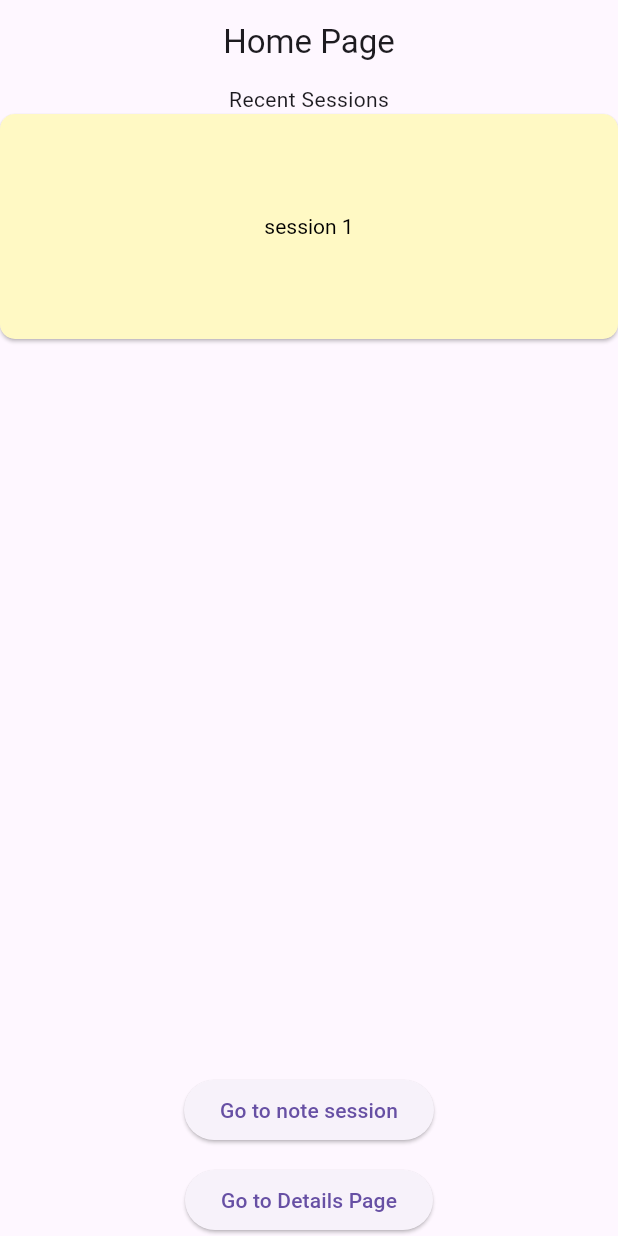
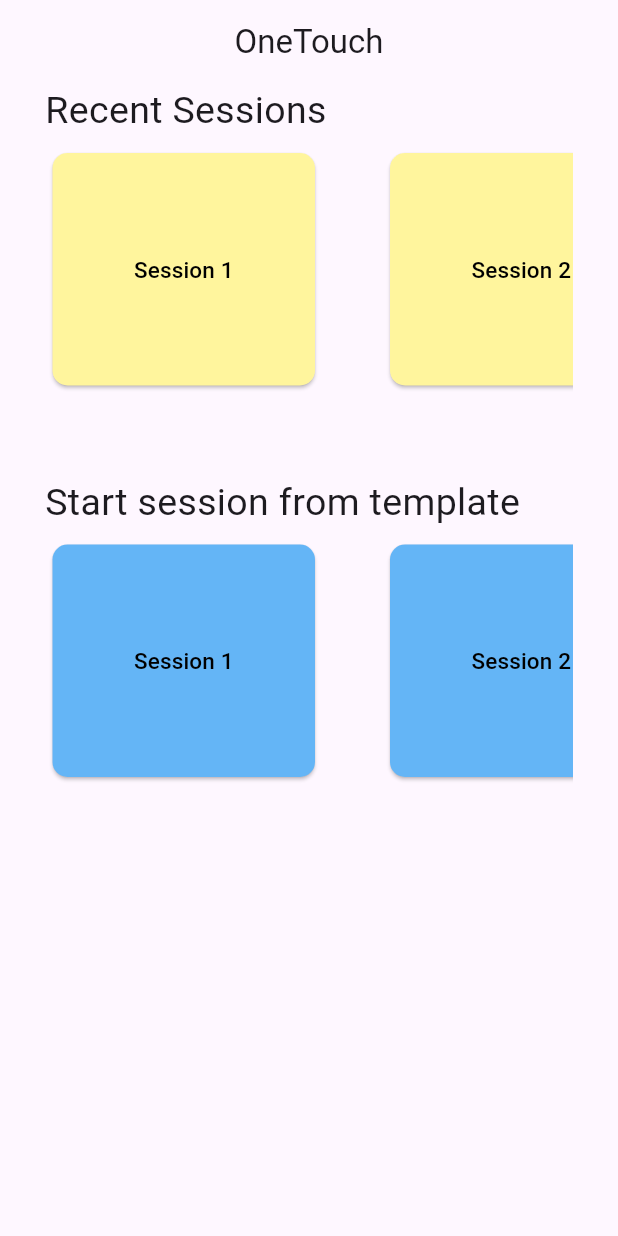
Before and after one commit to apasim-io/hands-free-notes, a Flutter app: the screen it shows after launch, on a phone screen of 412 x 824 dp. Run offline on Flutter 3.47's test engine with Material 3 defaults, Android fonts, the phone set to English and light mode, and no system bars.

Commit message:
sessions clickable from home screen

```diff
--- a/OneTouch/one_touch/lib/Pages/home_page.dart
+++ b/OneTouch/one_touch/lib/Pages/home_page.dart
@@ -2,6 +2,7 @@ import 'package:flutter/material.dart';
 import 'package:one_touch/Objects/note.dart';
 import '../Objects/template.dart';
 import 'note_session.dart';
+import 'template_create.dart';
 
 class HomePage extends StatelessWidget {
   final List<Template> templates;
@@ -12,67 +13,38 @@ class HomePage extends StatelessWidget {
   Widget build(BuildContext context) {
     return Scaffold(
       appBar: AppBar(
-        title: const Text('Home Page'),
+        title: const Text('OneTouch'),
           centerTitle: true,
         ),
-      body: Center(
-        child: Column(
-          mainAxisSize: MainAxisSize.min,
+      body: Column(
         children: [
-            Text('Recent Sessions'),
-            Expanded(
-              child: ListView(
-                children: <Widget>[
-                  ElevatedButton(
-                    onPressed: () {},
-                    style: ElevatedButton.styleFrom(
-                      backgroundColor: Colors.yellow[100],
-                      foregroundColor: Colors.black,
-                      shape: RoundedRectangleBorder(
-                        borderRadius: BorderRadius.circular(10)
+          TemplateList(
+            name: "Recent Sessions",
+            templates: templates,
+            color: (Colors.yellow[200])!,
+            listType: "session",
           ),
-                      textStyle: TextStyle(
-                        color: Colors.black,
-                      )
+          SizedBox(
+            height: 50,
           ),
-                    child: Container(
-                      height: 150,
-                      width: 150,
-                      child: Align(
-                        child: Text(
-                        'session 1',
-                        textAlign: TextAlign.center,
-                        )
-                      )
-                    ),
-                  ),
-                ]
-              ),
-            ),
-            ElevatedButton(
-              onPressed: () {
-                Navigator.push(
-                  context,
-                  MaterialPageRoute(
-                    builder: (context) => NoteSession(template: templates[0]),
-                  ),
-                );
-              },
-              child: const Text('Go to note session'),
+          TemplateList(
+            name: "Start session from template",
+            templates: templates,
+            color: (Colors.blue[300])!,
+            listType: "template",
           ),
           const SizedBox(height: 12),
-            ElevatedButton(
-              child: const Text('Go to Details Page'),
-              onPressed: () {
-                Navigator.push(
-                  context,
-                  MaterialPageRoute(builder: (context) => const DetailsPage()),
-                );
-              },
-            ),
+          // ElevatedButton(
+          //   child: const Text('Go to Details Page'),
+          //   onPressed: () {
+          //     Navigator.push(
+          //       context,
+          //       MaterialPageRoute(builder: (context) => const DetailsPage()),
+          //     );
+          //   },
+          // ),
         ],
-        ),
-      ),
+      )
     );
   }
 }
@@ -95,3 +67,86 @@ class DetailsPage extends StatelessWidget {
     );
   }
 }
+
+class TemplateList extends StatelessWidget {
+  final List<Template> templates;
+  final String name;
+  final Color color;
+  final String listType;
+  final _scrollController = ScrollController();
+
+  TemplateList({
+    super.key,
+    required this.templates,
+    required this.name,
+    required this.color,
+    required this.listType
+  });
+
+  @override
+  Widget build(BuildContext context) {
+    return Column(
+      crossAxisAlignment: CrossAxisAlignment.start,
+      children: [
+        Container(
+          margin: const EdgeInsets.symmetric(horizontal: 30),
+          child: Text(
+            name,
+            textAlign: TextAlign.left,
+            style: TextStyle(
+              fontSize: 25
+            ),
+          )
+        ),
+        Container(
+          height: 175,
+          margin: const EdgeInsets.symmetric(horizontal: 30),
+          child: ListView.separated(
+            controller: _scrollController,
+            padding: EdgeInsets.symmetric(vertical: 10, horizontal: 5),
+            scrollDirection: Axis.horizontal,
+            itemCount: templates.length,
+            separatorBuilder: (context, index) => SizedBox(width: 50),
+            itemBuilder: (context, index) {
+              Template currTemplate = templates[index];
+              return SizedBox(
+                width: 175,
+                child: ElevatedButton(
+                  onPressed: () {
+                    Navigator.push(
+                      context,
+                      MaterialPageRoute(
+                        builder: (context) {
+                          if (listType == "session") {
+                            return NoteSession(template: currTemplate);
+                          } else {
+                            return const TemplateCreate();
+                          }
+                        }
+                      ),
+                    );
+                  },
+                  style: ElevatedButton.styleFrom(
+                    backgroundColor: color,
+                    shape: RoundedRectangleBorder(
+                      borderRadius: BorderRadius.circular(10)
+                    ),
+                  ),
+                  child: Align(
+                      child: Text(
+                        currTemplate.name,
+                        style: TextStyle(
+                            fontSize: 15,
+                            color: Colors.black,
+                        ),
+                      )
+                    )
+                  ),
+              );
+            },
+          )
+        )
+      ]
+    );
+  }
+}
```
Also changed, not shown: OneTouch/one_touch/assets/data/example_b.json (+88 -1 lines). Lines whose indentation alone changed are shown as unchanged.
